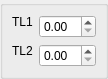
Old version of the form src/DlgRef/DlgRef_2Spin_QTD.ui in the repository SalomePlatform/geom.
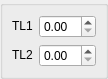
New version of the form.

Diff of the .ui file:
```diff
--- a/src/DlgRef/DlgRef_2Spin_QTD.ui
+++ b/src/DlgRef/DlgRef_2Spin_QTD.ui
@@ -31,30 +31,6 @@
       <property name="spacing" >
        <number>6</number>
       </property>
-      <item row="2" column="1" >
-       <widget class="QDoubleSpinBox" name="SpinBox_DY" />
-      </item>
-      <item rowspan="2" row="0" column="1" >
-       <widget class="QDoubleSpinBox" name="SpinBox_DX" />
-      </item>
-      <item rowspan="2" row="1" column="0" >
-       <widget class="QLabel" name="TextLabel2" >
-        <property name="sizePolicy" >
-         <sizepolicy>
-          <hsizetype>0</hsizetype>
-          <vsizetype>0</vsizetype>
-          <horstretch>0</horstretch>
-          <verstretch>0</verstretch>
-         </sizepolicy>
-        </property>
-        <property name="text" >
-         <string>TL2</string>
-        </property>
-        <property name="wordWrap" >
-         <bool>false</bool>
-        </property>
-       </widget>
-      </item>
       <item row="0" column="0" >
        <widget class="QLabel" name="TextLabel1" >
         <property name="sizePolicy" >
@@ -73,6 +49,30 @@
         </property>
        </widget>
       </item>
+      <item row="0" column="1" >
+       <widget class="QDoubleSpinBox" name="SpinBox_DX" />
+      </item>
+      <item row="1" column="0" >
+       <widget class="QLabel" name="TextLabel2" >
+        <property name="sizePolicy" >
+         <sizepolicy>
+          <hsizetype>0</hsizetype>
+          <vsizetype>0</vsizetype>
+          <horstretch>0</horstretch>
+          <verstretch>0</verstretch>
+         </sizepolicy>
+        </property>
+        <property name="text" >
+         <string>TL2</string>
+        </property>
+        <property name="wordWrap" >
+         <bool>false</bool>
+        </property>
+       </widget>
+      </item>
+      <item row="1" column="1" >
+       <widget class="QDoubleSpinBox" name="SpinBox_DY" />
+      </item>
      </layout>
     </widget>
    </item>
```
